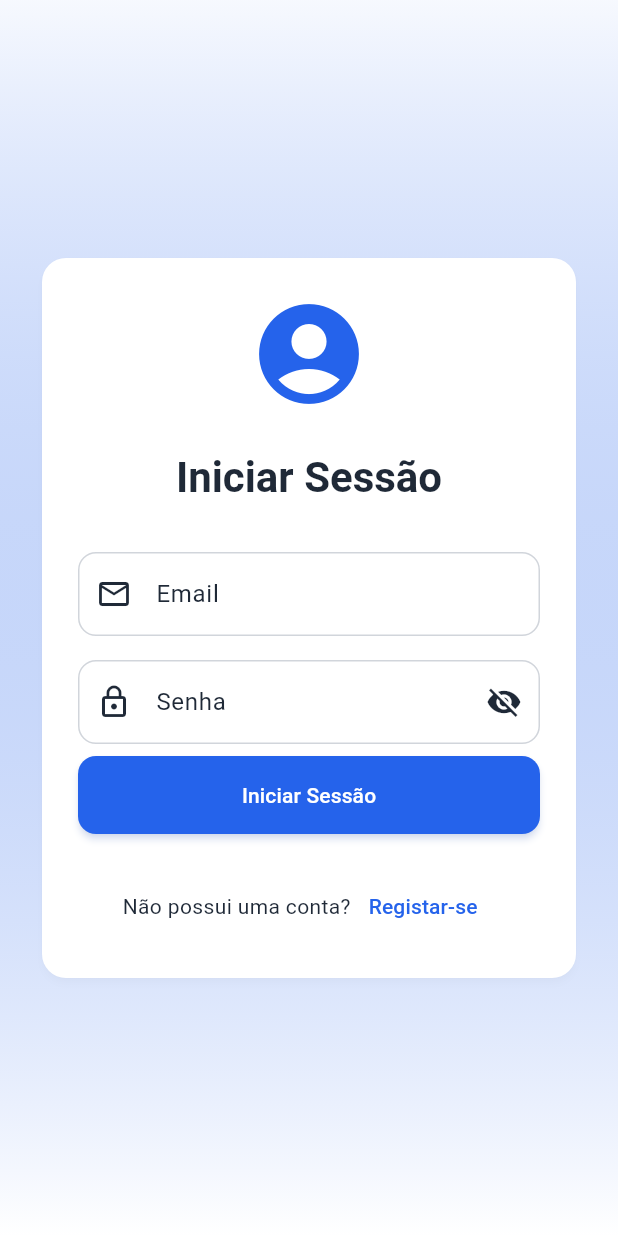
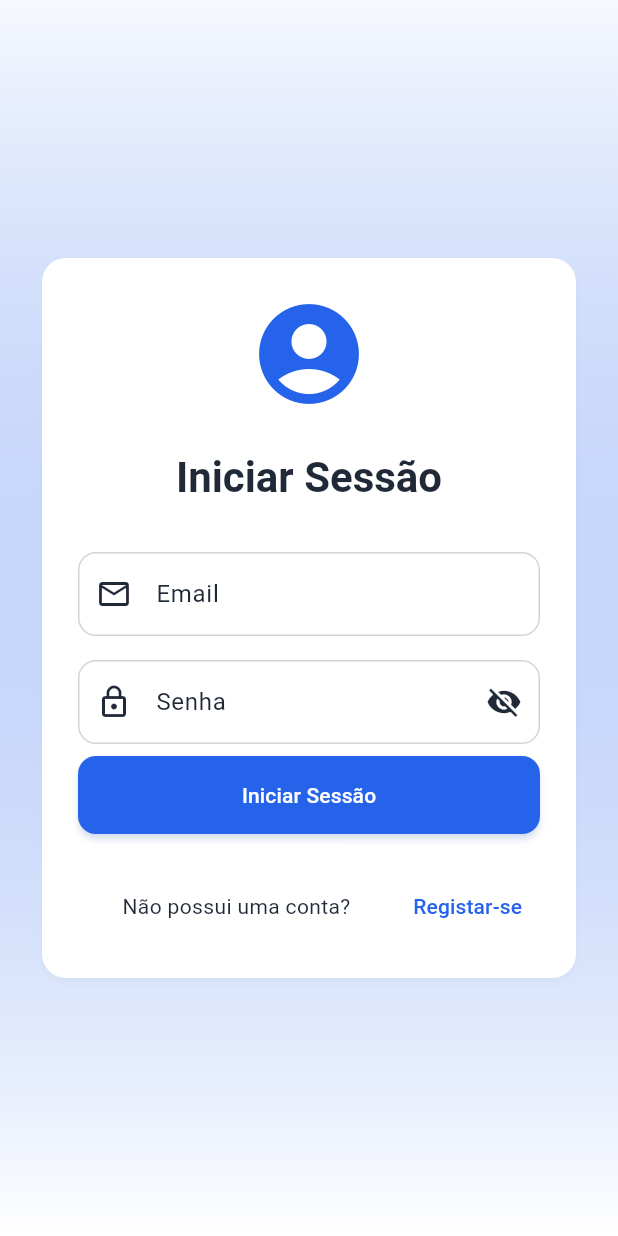
Before and after one commit to MVitabar/control_funcionarios_flutter, a Flutter app: the screen it shows after launch, on a phone screen of 412 x 824 dp. Run offline on Flutter 3.47's test engine with Material 3 defaults, Android fonts, the light colour scheme and no system bars; our stand-ins replace dio, flutter_secure_storage, logger, open_file, package_info_plus, pdf and 1 more; accounts and stored records are empty.

Commit message:
Fix test and UI overflow: update widget test and fix Row overflow in login screen

```diff
--- a/lib/screens/auth/login_screen.dart
+++ b/lib/screens/auth/login_screen.dart
@@ -195,7 +195,12 @@ class _LoginScreenState extends State<LoginScreen> {
                           Row(
                             mainAxisAlignment: MainAxisAlignment.center,
                             children: [
-                              const Text('Não possui uma conta?'),
+                              const Expanded(
+                                child: Text(
+                                  'Não possui uma conta?',
+                                  textAlign: TextAlign.center,
+                                ),
+                              ),
                               TextButton(
                                 onPressed: _isLoading
                                     ? null
```
Also changed, not shown: 1 other file.
